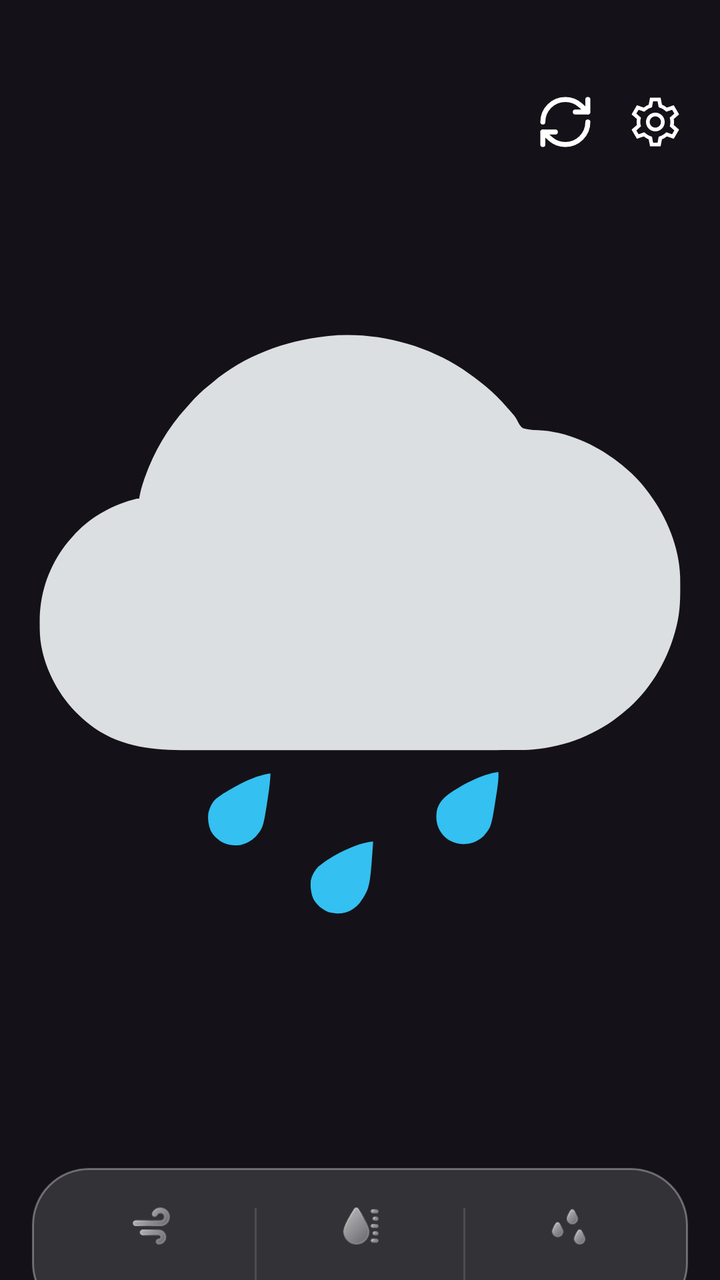
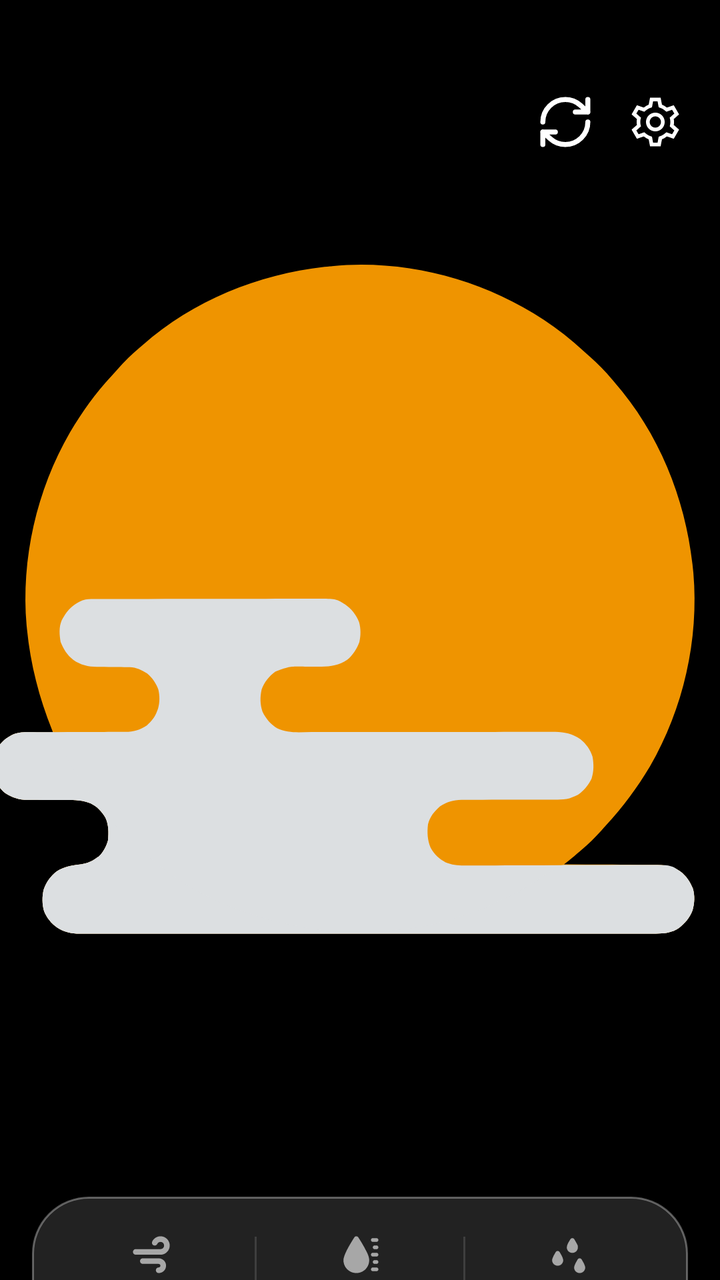

An Android layout rendered at two revisions. The XML below is the earlier revision; the diff shows what the commit changed to produce the second picture.
<!-- AndroidManifest.xml: application theme Theme.Material3.Dark.NoActionBar -->
<!-- res/layout/main_screen.xml -->
<?xml version="1.0" encoding="utf-8"?>
<LinearLayout
    xmlns:android="http://schemas.android.com/apk/res/android"
    xmlns:app="http://schemas.android.com/apk/res-auto"
    xmlns:tools="http://schemas.android.com/tools"
    android:id="@+id/main"
    android:layout_width="match_parent"
    android:layout_height="match_parent"
    android:orientation="vertical"
    tools:context=".MainActivity">
    
    <LinearLayout
        android:layout_width="match_parent"
        android:layout_height="wrap_content"
        android:orientation="horizontal"
        android:layout_marginTop="45dp"
        android:layout_marginStart="20dp"
        android:layout_marginEnd="20dp">
        <TextView
            android:id="@+id/chosenCountryArea"
            android:layout_width="0dp"
            android:layout_height="wrap_content"
            android:layout_weight="1"
            android:fontFamily="@font/poppins_bold"
            android:textColor="@color/country_color"
            android:textSize="24sp" />
        <ImageButton
            android:id="@+id/refreshIcon"
            android:layout_width="@dimen/refreshIconSize"
            android:layout_height="@dimen/refreshIconSize"
            android:background="@android:color/transparent"
            android:src="@drawable/refresh"
            android:layout_gravity="center_vertical" />
        <ImageButton
            android:id="@+id/settingsIcon"
            android:layout_width="@dimen/refreshIconSize"
            android:layout_height="@dimen/refreshIconSize"
            android:background="@android:color/transparent"
            android:layout_marginStart="15dp"
            android:layout_marginEnd="-3dp"
            android:src="@drawable/settings"
            android:layout_gravity="center_vertical" />
    </LinearLayout>
    <ImageView
        android:id="@+id/cloudIcon"
        android:layout_width="@dimen/cloudSize"
        android:layout_height="@dimen/cloudSize"
        android:layout_gravity="center_horizontal"
        android:layout_marginTop="8dp"
        android:src="@drawable/rain" />
    
    <TextView
        android:id="@+id/temperatureText"
        android:layout_width="wrap_content"
        android:layout_height="wrap_content"
        android:layout_gravity="center_horizontal"
        android:translationY="-20dp"
        android:gravity="center_horizontal"
        android:includeFontPadding="false"
        android:fontFamily="@font/san_frans_display"
        android:textColor="@color/country_color"
        android:textSize="60sp" />
    <TextView
        android:id="@+id/weatherComment"
        android:layout_width="wrap_content"
        android:layout_height="wrap_content"
        android:layout_gravity="center_horizontal"
        android:gravity="center_horizontal"
        android:layout_marginEnd="3dp"
        android:includeFontPadding="false"
        android:fontFamily="@font/san_frans"
        android:translationY="-15dp"
        android:textColor="@color/comment_color"
        android:textSize="24sp" />
    
    <View
        android:layout_width="match_parent"
        android:layout_height="0dp"
        android:layout_weight="1" />
    <LinearLayout
        android:id="@+id/weatherDock"
        android:layout_width="match_parent"
        android:layout_height="76dp"
        android:layout_marginHorizontal="16dp"
        android:layout_marginBottom="24dp"
        android:background="@drawable/dock"
        android:gravity="center"
        android:orientation="horizontal"
        android:paddingHorizontal="8dp">
        
        <LinearLayout
            android:layout_width="0dp"
            android:layout_height="match_parent"
            android:layout_weight="1"
            android:gravity="center"
            android:orientation="vertical">
            <ImageView
                android:layout_width="22dp"
                android:layout_height="22dp"
                android:src="@drawable/wind"
                app:tint="@android:color/white" />
            <TextView
                android:id="@+id/windSpeed"
                android:layout_width="wrap_content"
                android:layout_height="wrap_content"
                android:layout_marginTop="4dp"
                android:fontFamily="@font/montserrat_bold"
                android:textColor="@android:color/white"
                android:textSize="14sp" />
        </LinearLayout>
        <View
            android:layout_width="1dp"
            android:layout_height="36dp"
            android:background="#22FFFFFF" />
        
        <LinearLayout
            android:layout_width="0dp"
            android:layout_height="match_parent"
            android:layout_weight="1"
            android:gravity="center"
            android:orientation="vertical">
            <ImageView
                android:layout_width="22dp"
                android:layout_height="22dp"
                android:src="@drawable/humidity"
                app:tint="@android:color/white" />
            <TextView
                android:id="@+id/humidity"
                android:layout_width="wrap_content"
                android:layout_height="wrap_content"
                android:layout_marginTop="4dp"
                android:fontFamily="@font/montserrat_bold"
                android:textColor="@android:color/white"
                android:textSize="14sp" />
        </LinearLayout>
        <View
            android:layout_width="1dp"
            android:layout_height="36dp"
            android:background="#22FFFFFF" />
        
        <LinearLayout
            android:layout_width="0dp"
            android:layout_height="match_parent"
            android:layout_weight="1"
            android:gravity="center"
            android:orientation="vertical">
            <ImageView
                android:layout_width="22dp"
                android:layout_height="22dp"
                android:src="@drawable/wet"
                app:tint="@android:color/white" />
            <TextView
                android:id="@+id/rainProbability"
                android:layout_width="wrap_content"
                android:layout_height="wrap_content"
                android:layout_marginTop="4dp"
                android:fontFamily="@font/montserrat_bold"
                android:textColor="@android:color/white"
                android:textSize="14sp"/>
        </LinearLayout>
    </LinearLayout>
</LinearLayout>
<!-- resources referenced by this layout -->
<resources>
  <color name="comment_color">#EAEAEA</color>
  <color name="country_color">#E5FFFF</color>
  <dimen name="cloudSize">400dp</dimen>
  <dimen name="refreshIconSize">30dp</dimen>
  <!-- drawable dock (drawable) -->
  <?xml version="1.0" encoding="utf-8"?>
  <shape xmlns:android="http://schemas.android.com/apk/res/android">
      <solid
          android:color="#22FFFFFF"/>
      <stroke
          android:width="1dp"
          android:color="#55FFFFFF"/>
      <corners
          android:radius="28dp"/>
      <padding
          android:left="18dp"
          android:right="18dp"
          android:top="18dp"
          android:bottom="18dp"/>
  </shape>
  <!-- drawable humidity: png bitmap (drawable, 1111 bytes) -->
  <!-- drawable rain: vector/xml drawable (drawable, 4329 chars, omitted) -->
  <!-- drawable refresh (drawable) -->
  <vector xmlns:android="http://schemas.android.com/apk/res/android"
      android:width="@dimen/refreshIconSize"
      android:height="@dimen/refreshIconSize"
      android:viewportWidth="800"
      android:viewportHeight="800">
  
    <path
        android:pathData="M700,400C700,565.69 565.69,700 400,700C323.16,700 253.08,671.11 200,623.61C200,623.61 100,533.33 100,533.33M100,400C100,234.32 234.32,100 400,100C476.84,100 546.92,128.89 600,176.39C600,176.39 700,266.67 700,266.67M100,700L100,533.33M100,533.47L266.67,533.47M700.18,100L700.18,266.67M700,266.64L533.33,266.64"
        android:fillColor="#00000000"
        android:strokeColor="#FFFFFF"
        android:strokeWidth="67"
        android:strokeLineCap="round"
        android:strokeLineJoin="round" />
  </vector>
  <!-- drawable settings: vector/xml drawable (drawable, 2942 chars, omitted) -->
  <!-- drawable wet: png bitmap (drawable, 888 bytes) -->
  <!-- drawable wind: png bitmap (drawable, 1110 bytes) -->
</resources>

<!-- the commit's change to res/layout/main_screen.xml (unified diff, before → after) -->
@@ -7,6 +7,7 @@
     android:layout_width="match_parent"
     android:layout_height="match_parent"
     android:orientation="vertical"
+    android:background="@color/pitchBlackBackground"
     tools:context=".MainActivity">
     
     <LinearLayout
@@ -41,13 +42,22 @@
             android:src="@drawable/settings"
             android:layout_gravity="center_vertical" />
     </LinearLayout>
+    <TextView
+        android:id="@+id/lastUpdatedText"
+        android:layout_width="wrap_content"
+        android:layout_height="wrap_content"
+        android:layout_marginStart="20dp"
+        android:layout_marginTop="-5dp"
+        android:fontFamily="@font/san_frans"
+        android:textColor="@color/lightGray"
+        android:textSize="14sp" />
     <ImageView
         android:id="@+id/cloudIcon"
         android:layout_width="@dimen/cloudSize"
         android:layout_height="@dimen/cloudSize"
         android:layout_gravity="center_horizontal"
         android:layout_marginTop="8dp"
-        android:src="@drawable/rain" />
+        android:src="@drawable/fog" />
     
     <TextView
         android:id="@+id/temperatureText"
@@ -55,6 +65,7 @@
         android:layout_height="wrap_content"
         android:layout_gravity="center_horizontal"
         android:translationY="-20dp"
+        android:translationX="-1dp"
         android:gravity="center_horizontal"
         android:includeFontPadding="false"
         android:fontFamily="@font/san_frans_display"
<!-- resource entries referenced after the edit -->
@@ -2,6 +2,8 @@
 <resources>
   <color name="comment_color">#EAEAEA</color>
   <color name="country_color">#E5FFFF</color>
+  <color name="lightGray">#99FFFFFF</color>
+  <color name="pitchBlackBackground">#000000</color>
   <dimen name="cloudSize">400dp</dimen>
   <dimen name="refreshIconSize">30dp</dimen>
   <!-- drawable dock (drawable) -->
@@ -20,8 +22,8 @@
           android:top="18dp"
           android:bottom="18dp"/>
   </shape>
-  <!-- drawable humidity: png bitmap (drawable, 1111 bytes) -->
-  <!-- drawable rain: vector/xml drawable (drawable, 4329 chars, omitted) -->
+  <!-- drawable fog: vector/xml drawable (drawable, 13697 chars, omitted) -->
+  <!-- drawable humidity: vector/xml drawable (drawable, 7010 chars, omitted) -->
   <!-- drawable refresh (drawable) -->
   <vector xmlns:android="http://schemas.android.com/apk/res/android"
       android:width="@dimen/refreshIconSize"
@@ -38,7 +40,7 @@
         android:strokeLineJoin="round" />
   </vector>
   <!-- drawable settings: vector/xml drawable (drawable, 2942 chars, omitted) -->
-  <!-- drawable wet: png bitmap (drawable, 888 bytes) -->
-  <!-- drawable wind: png bitmap (drawable, 1110 bytes) -->
+  <!-- drawable wet: vector/xml drawable (drawable, 2845 chars, omitted) -->
+  <!-- drawable wind: vector/xml drawable (drawable, 5755 chars, omitted) -->
 </resources>
 
